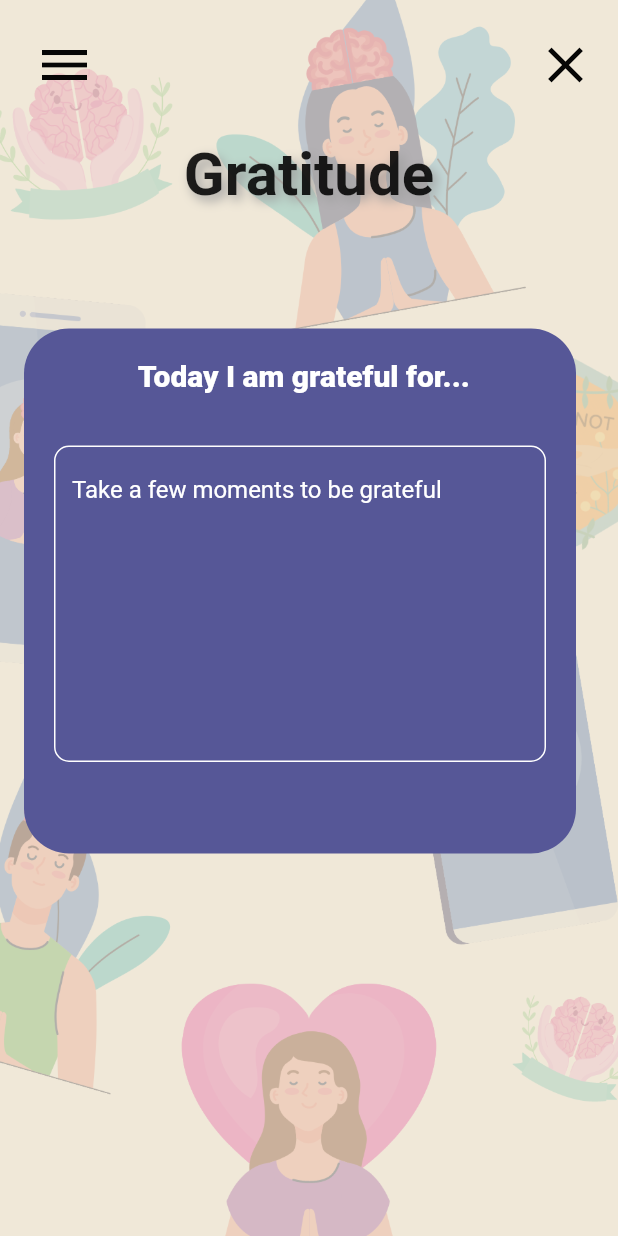
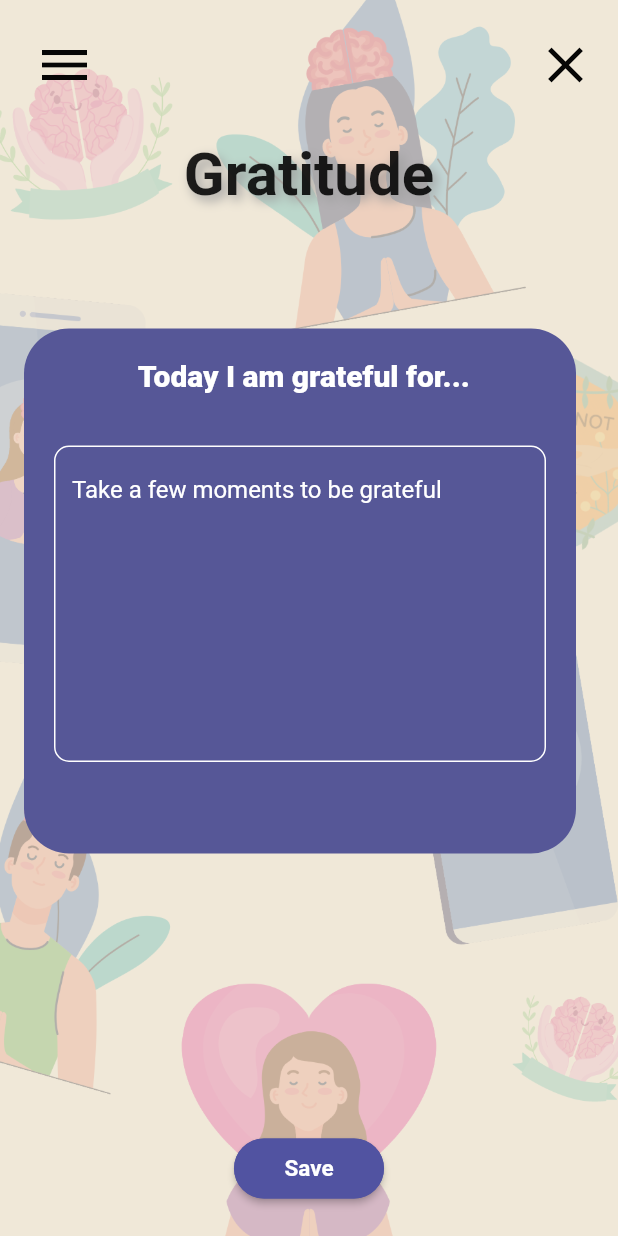
Before and after one commit to farahramzy/inmy_head, a Flutter app: the Gratitude screen opened by its route, on a phone screen of 412 x 824 dp. Run offline on Flutter 3.47's test engine with Material 2 defaults, Android fonts, the phone set to English and light mode, and no system bars.

Commit message:
save button for gratitude

```diff
--- a/lib/screens/gratitude.dart
+++ b/lib/screens/gratitude.dart
@@ -9,61 +9,6 @@ class Gratitude extends StatefulWidget {
   @override
   State<Gratitude> createState() => _GratitudeState();
 }
-
-// class _GratitudeState extends State<Gratitude> {
-//   get canvas => null;
-
-//   @override
-//   Widget build(BuildContext context) {
-//     return MaterialApp(
-//       home: Container(
-//         decoration: const BoxDecoration(
-//             image: DecorationImage(
-//                 image: AssetImage("images/wallpapergratitude.png"),
-//                 fit: BoxFit.cover)),
-//         child: Scaffold(
-//           backgroundColor: Colors.transparent,
-//           body: PageView(
-//             children: <Widget>[
-//               Stack(
-//                 children: const <Widget>[
-//                   Cont2(),
-//                   TextPage(text: "Today I am grateful for..."),
-//                 ],
-//               ),
-//               Stack(
-//                 children: const <Widget>[
-//                   Cont2(),
-//                   TextPage(text: "What was the best part of your day?"),
-//                 ],
-//               ),
-//               Stack(
-//                 children: const <Widget>[
-//                   Cont2(),
-//                   TextPage(text: "What made you laugh or smile today?"),
-//                 ],
-//               ),
-//               Stack(
-//                 children: const <Widget>[
-//                   Cont2(),
-//                   TextPage(text: "Write about a beautiful thing you saw..."),
-//                 ],
-//               ),
-//               Stack(
-//                 children: const <Widget>[
-//                   Cont2(),
-//                   TextPage(text: "What is your favorite moment today?"),
-//                   Button(),
-//                 ],
-//               ),
-//             ],
-//           ),
-//         ),
-//       ),
-//       debugShowCheckedModeBanner: false,
-//     );
-//   }
-// }
 
 class _GratitudeState extends State<Gratitude> {
   final GlobalKey<ScaffoldState> _globalKey = GlobalKey<ScaffoldState>();
@@ -192,9 +137,32 @@ class _GratitudeState extends State<Gratitude> {
                       );
                     },
                   ),
-                  //    child: const ElevatedButton(
-                  //                       onPressed: null, child: Text('Submit')),
-                  //
+                ),
+                SizedBox(
+                  height: 40, //height of button
+                  width: 100, //width of button
+                  child: ElevatedButton(
+                    style: ElevatedButton.styleFrom(
+                        primary: ColorManager.darkPurple,
+                        side: BorderSide(
+                            width: 3, color: ColorManager.darkPurple),
+                        shape: RoundedRectangleBorder(
+                            borderRadius: BorderRadius.circular(20)),
+                        padding: const EdgeInsets.all(10)),
+                    onPressed: () {
+                      //save to firebase and go to journal page
+                    },
+                    child: const Text(
+                      'Save',
+                      textAlign: TextAlign.right,
+                      style: TextStyle(
+                          fontWeight: FontWeightManager.bold,
+                          fontSize: FontSize.s15),
+                    ),
+                  ),
+                ),
+                const SizedBox(
+                  height: 25,
                 ),
               ],
             ),
```
